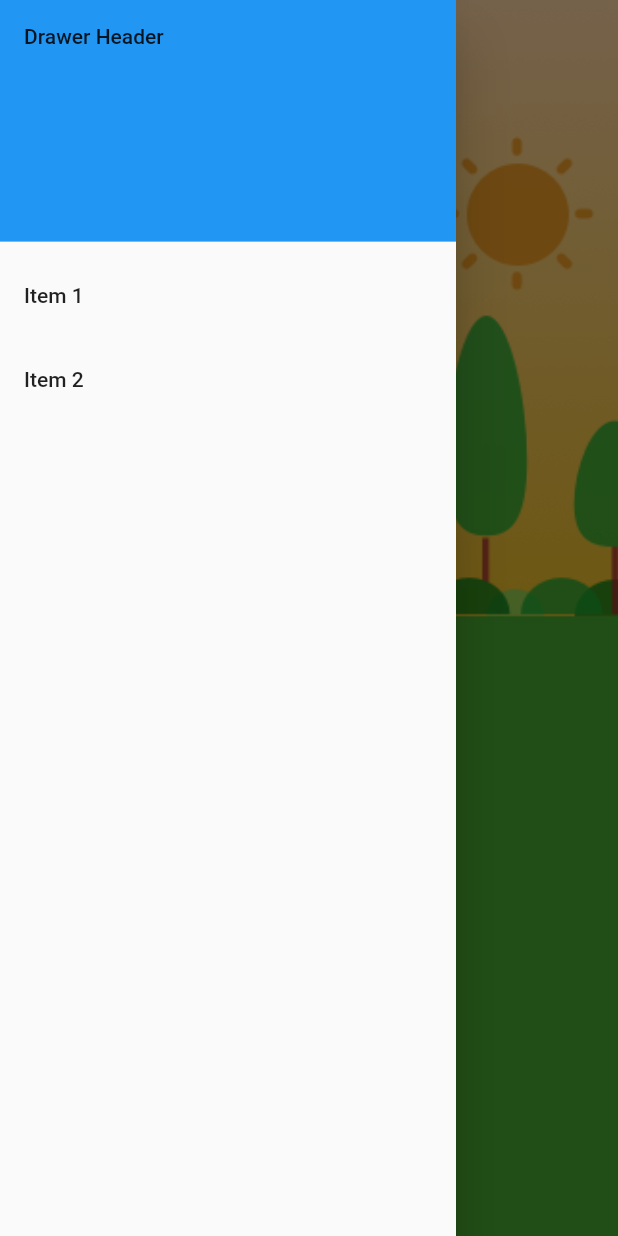
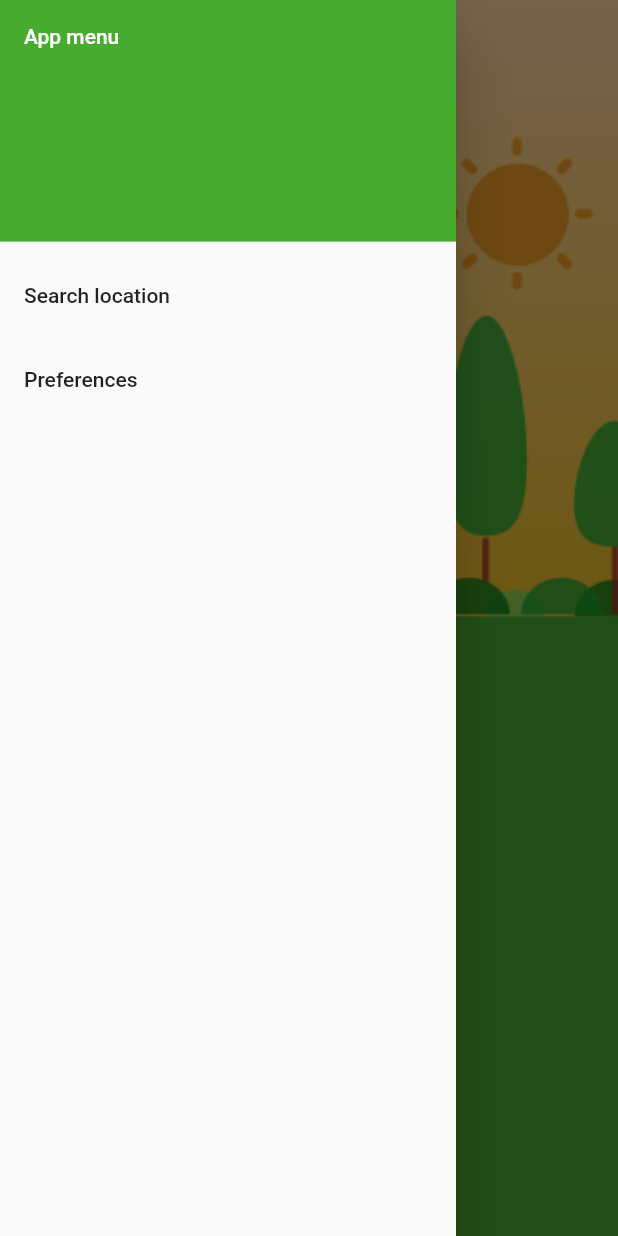
Before and after one commit to AndrewSithole/dvt_weather, a Flutter app: the screen it shows after launch, with the side drawer open, on a phone screen of 412 x 824 dp. Run offline on Flutter 3.47's test engine with Material 2 defaults, Android fonts, the phone set to English and light mode, and no system bars; our stand-ins replace bloc, connectivity_plus, equatable, flutter_bloc, flutter_spinkit, geolocator and 2 more.

Commit message:
Changed navigation drawer text

```diff
--- a/lib/presentation/utils/app_widgets.dart
+++ b/lib/presentation/utils/app_widgets.dart
@@ -1,4 +1,6 @@
+import 'package:dvt_weather/presentation/utils/colors.dart';
 import 'package:flutter/material.dart';
+import 'package:nb_utils/nb_utils.dart';
 
 Drawer getDrawer(BuildContext context){
   return Drawer(
@@ -11,22 +13,21 @@ Drawer getDrawer(BuildContext context){
       children: [
         const DrawerHeader(
           decoration: BoxDecoration(
-            color: Colors.blue,
+            color: appSunnyColor,
           ),
-          child: Text('Drawer Header'),
+          child: Text('App menu', style: TextStyle(color: Colors.white),),
         ),
         ListTile(
-          title: const Text('Item 1'),
+          title: const Text('Search location'),
           onTap: () {
-            // Update the state of the app.
-            // ...
+            toasty(context, "Coming soon");
           },
         ),
         ListTile(
-          title: const Text('Item 2'),
+          title: const Text('Preferences'),
           onTap: () {
-            // Update the state of the app.
-            // ...
+            toasty(context, "Coming soon");
+
           },
         ),
       ],
```
